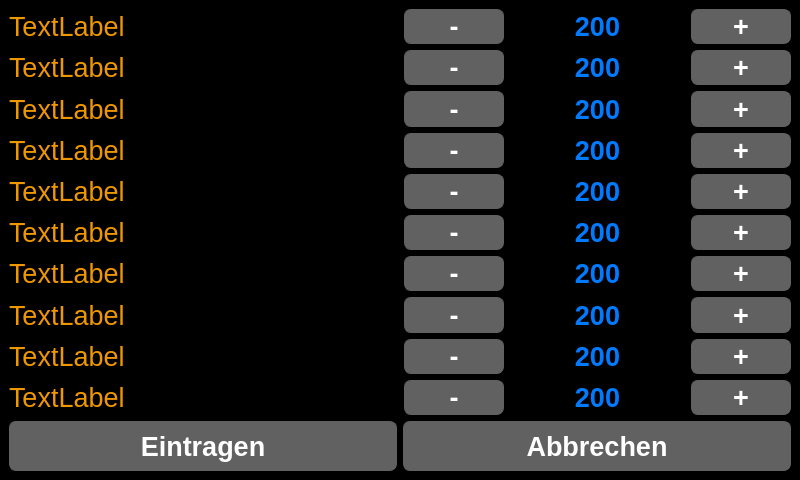
First picture: the form in bottlewindow.ui, repository AndreWohnsland/CocktailBerry, before the edit.
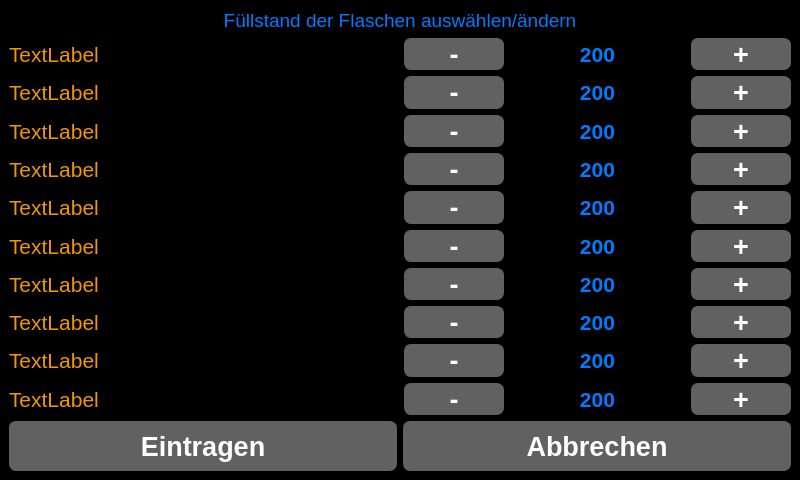
Second picture: the form after the edit.

The edit to the form file:
```diff
--- a/bottlewindow.ui
+++ b/bottlewindow.ui
@@ -39,7 +39,6 @@
 {
 	color: rgb(0, 123, 255);	
 	background-color: rgb(0, 0, 0);
-
 }
 
 QPushButton {
@@ -54,6 +53,13 @@
 	padding-right: 5px;
 }
 
+QPushButton:pressed
+{
+	color: rgb(255, 255, 255);	
+	background-color: rgb(0, 123, 255);
+	border-color: rgb(0, 123, 255);
+}
+
 QPushButton:checked
 {
 	color: rgb(255, 255, 255);	
@@ -119,6 +125,21 @@
   </property>
   <widget class="QWidget" name="centralwidget">
    <layout class="QVBoxLayout" name="verticalLayout">
+    <item>
+     <widget class="QLabel" name="LHeader">
+      <property name="font">
+       <font>
+        <pointsize>14</pointsize>
+       </font>
+      </property>
+      <property name="text">
+       <string>Füllstand der Flaschen auswählen/ändern</string>
+      </property>
+      <property name="alignment">
+       <set>Qt::AlignCenter</set>
+      </property>
+     </widget>
+    </item>
     <item>
      <layout class="QHBoxLayout" name="horizontalLayout">
       <item>
@@ -131,7 +152,7 @@
         </property>
         <property name="font">
          <font>
-          <pointsize>20</pointsize>
+          <pointsize>16</pointsize>
          </font>
         </property>
         <property name="text">
@@ -144,7 +165,7 @@
         <property name="minimumSize">
          <size>
           <width>60</width>
-          <height>20</height>
+          <height>18</height>
          </size>
         </property>
         <property name="maximumSize">
@@ -181,7 +202,7 @@
         </property>
         <property name="font">
          <font>
-          <pointsize>20</pointsize>
+          <pointsize>16</pointsize>
           <weight>75</weight>
           <bold>true</bold>
          </font>
@@ -202,7 +223,7 @@
         <property name="minimumSize">
          <size>
           <width>60</width>
-          <height>20</height>
+          <height>18</height>
          </size>
         </property>
         <property name="maximumSize">
@@ -237,7 +258,7 @@
         </property>
         <property name="font">
          <font>
-          <pointsize>20</pointsize>
+          <pointsize>16</pointsize>
          </font>
         </property>
         <property name="text">
@@ -250,7 +271,7 @@
         <property name="minimumSize">
          <size>
           <width>60</width>
-          <height>20</height>
+          <height>18</height>
          </size>
         </property>
         <property name="maximumSize">
@@ -287,7 +308,7 @@
         </property>
         <property name="font">
          <font>
-          <pointsize>20</pointsize>
+          <pointsize>16</pointsize>
           <weight>75</weight>
           <bold>true</bold>
          </font>
@@ -308,7 +329,7 @@
         <property name="minimumSize">
          <size>
           <width>60</width>
-          <height>20</height>
+          <height>18</height>
          </size>
         </property>
         <property name="maximumSize">
@@ -343,7 +364,7 @@
         </property>
         <property name="font">
          <font>
-          <pointsize>20</pointsize>
+          <pointsize>16</pointsize>
          </font>
         </property>
         <property name="text">
@@ -356,7 +377,7 @@
         <property name="minimumSize">
          <size>
           <width>60</width>
-          <height>20</height>
+          <height>18</height>
          </size>
         </property>
         <property name="maximumSize">
@@ -393,7 +414,7 @@
         </property>
         <property name="font">
          <font>
-          <pointsize>20</pointsize>
+          <pointsize>16</pointsize>
           <weight>75</weight>
           <bold>true</bold>
          </font>
@@ -414,7 +435,7 @@
         <property name="minimumSize">
          <size>
           <width>60</width>
-          <height>20</height>
+          <height>18</height>
          </size>
         </property>
         <property name="maximumSize">
@@ -449,7 +470,7 @@
         </property>
         <property name="font">
          <font>
-          <pointsize>20</pointsize>
+          <pointsize>16</pointsize>
          </font>
         </property>
         <property name="text">
@@ -462,7 +483,7 @@
         <property name="minimumSize">
          <size>
           <width>60</width>
-          <height>20</height>
+          <height>18</height>
          </size>
         </property>
         <property name="maximumSize">
@@ -499,7 +520,7 @@
         </property>
         <property name="font">
          <font>
-          <pointsize>20</pointsize>
+          <pointsize>16</pointsize>
           <weight>75</weight>
           <bold>true</bold>
          </font>
@@ -520,7 +541,7 @@
         <property name="minimumSize">
          <size>
           <width>60</width>
-          <height>20</height>
+          <height>18</height>
          </size>
         </property>
         <property name="maximumSize">
@@ -555,7 +576,7 @@
         </property>
         <property name="font">
          <font>
-          <pointsize>20</pointsize>
+          <pointsize>16</pointsize>
          </font>
         </property>
         <property name="text">
@@ -568,7 +589,7 @@
         <property name="minimumSize">
          <size>
           <width>60</width>
-          <height>20</height>
+          <height>18</height>
          </size>
         </property>
         <property name="maximumSize">
@@ -605,7 +626,7 @@
         </property>
         <property name="font">
          <font>
-          <pointsize>20</pointsize>
+          <pointsize>16</pointsize>
           <weight>75</weight>
           <bold>true</bold>
          </font>
@@ -626,7 +647,7 @@
         <property name="minimumSize">
          <size>
           <width>60</width>
-          <height>20</height>
+          <height>18</height>
          </size>
         </property>
         <property name="maximumSize">
@@ -661,7 +682,7 @@
         </property>
         <property name="font">
          <font>
-          <pointsize>20</pointsize>
+          <pointsize>16</pointsize>
          </font>
         </property>
         <property name="text">
@@ -674,7 +695,7 @@
         <property name="minimumSize">
          <size>
           <width>60</width>
-          <height>20</height>
+          <height>18</height>
          </size>
         </property>
         <property name="maximumSize">
@@ -711,7 +732,7 @@
         </property>
         <property name="font">
          <font>
-          <pointsize>20</pointsize>
+          <pointsize>16</pointsize>
           <weight>75</weight>
           <bold>true</bold>
          </font>
@@ -732,7 +753,7 @@
         <property name="minimumSize">
          <size>
           <width>60</width>
-          <height>20</height>
+          <height>18</height>
          </size>
         </property>
         <property name="maximumSize">
@@ -767,7 +788,7 @@
         </property>
         <property name="font">
          <font>
-          <pointsize>20</pointsize>
+          <pointsize>16</pointsize>
          </font>
         </property>
         <property name="text">
@@ -780,7 +801,7 @@
         <property name="minimumSize">
          <size>
           <width>60</width>
-          <height>20</height>
+          <height>18</height>
          </size>
         </property>
         <property name="maximumSize">
@@ -817,7 +838,7 @@
         </property>
         <property name="font">
          <font>
-          <pointsize>20</pointsize>
+          <pointsize>16</pointsize>
           <weight>75</weight>
           <bold>true</bold>
          </font>
@@ -838,7 +859,7 @@
         <property name="minimumSize">
          <size>
           <width>60</width>
-          <height>20</height>
+          <height>18</height>
          </size>
         </property>
         <property name="maximumSize">
@@ -873,7 +894,7 @@
         </property>
         <property name="font">
          <font>
-          <pointsize>20</pointsize>
+          <pointsize>16</pointsize>
          </font>
         </property>
         <property name="text">
@@ -886,7 +907,7 @@
         <property name="minimumSize">
          <size>
           <width>60</width>
-          <height>20</height>
+          <height>18</height>
          </size>
         </property>
         <property name="maximumSize">
@@ -923,7 +944,7 @@
         </property>
         <property name="font">
          <font>
-          <pointsize>20</pointsize>
+          <pointsize>16</pointsize>
           <weight>75</weight>
           <bold>true</bold>
          </font>
@@ -944,7 +965,7 @@
         <property name="minimumSize">
          <size>
           <width>60</width>
-          <height>20</height>
+          <height>18</height>
          </size>
         </property>
         <property name="maximumSize">
@@ -979,7 +1000,7 @@
         </property>
         <property name="font">
          <font>
-          <pointsize>20</pointsize>
+          <pointsize>16</pointsize>
          </font>
         </property>
         <property name="text">
@@ -992,7 +1013,7 @@
         <property name="minimumSize">
          <size>
           <width>60</width>
-          <height>20</height>
+          <height>18</height>
          </size>
         </property>
         <property name="maximumSize">
@@ -1029,7 +1050,7 @@
         </property>
         <property name="font">
          <font>
-          <pointsize>20</pointsize>
+          <pointsize>16</pointsize>
           <weight>75</weight>
           <bold>true</bold>
          </font>
@@ -1050,7 +1071,7 @@
         <property name="minimumSize">
          <size>
           <width>60</width>
-          <height>20</height>
+          <height>18</height>
          </size>
         </property>
         <property name="maximumSize">
@@ -1085,7 +1106,7 @@
         </property>
         <property name="font">
          <font>
-          <pointsize>20</pointsize>
+          <pointsize>16</pointsize>
          </font>
         </property>
         <property name="text">
@@ -1098,7 +1119,7 @@
         <property name="minimumSize">
          <size>
           <width>60</width>
-          <height>20</height>
+          <height>18</height>
          </size>
         </property>
         <property name="maximumSize">
@@ -1135,7 +1156,7 @@
         </property>
         <property name="font">
          <font>
-          <pointsize>20</pointsize>
+          <pointsize>16</pointsize>
           <weight>75</weight>
           <bold>true</bold>
          </font>
@@ -1156,7 +1177,7 @@
         <property name="minimumSize">
          <size>
           <width>60</width>
-          <height>20</height>
+          <height>18</height>
          </size>
         </property>
         <property name="maximumSize">
```
